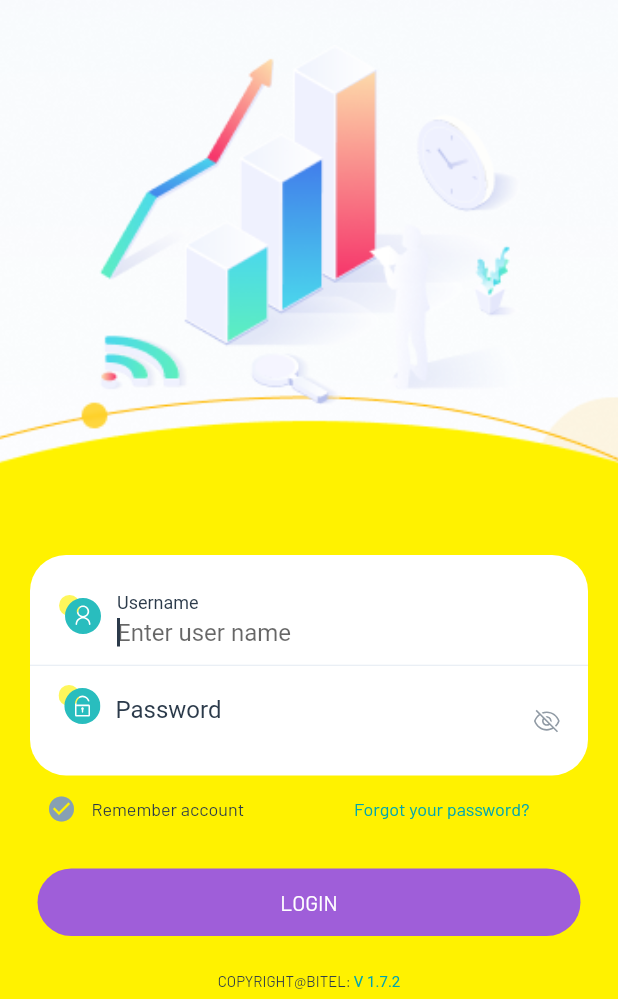
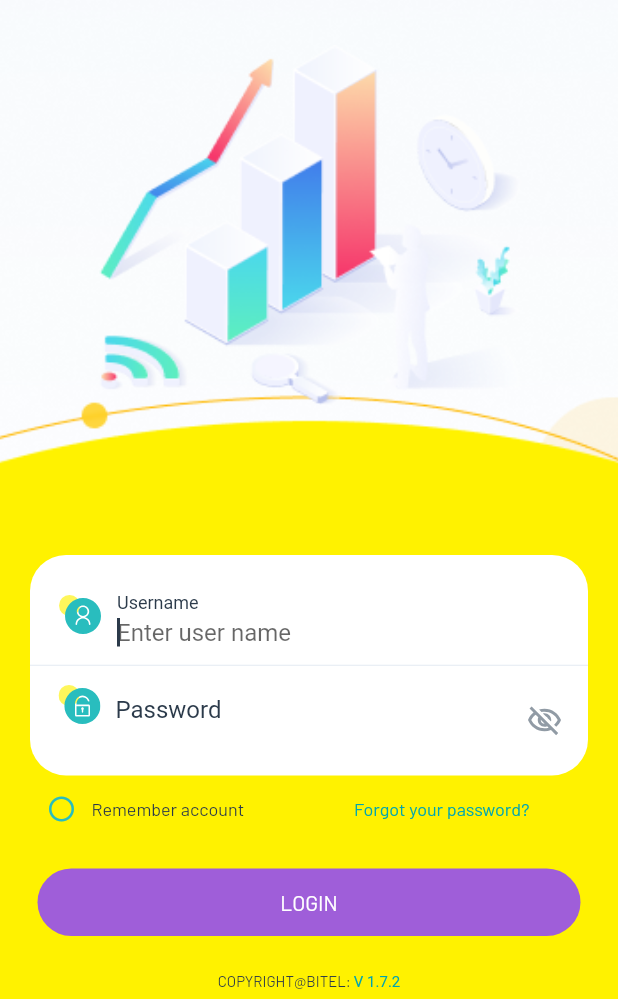
Before and after one commit to nhdduong292/Bitel_develop, a Flutter app: the screen it shows after launch, on a phone screen of 412 x 824 dp, the part 237-1236 px from its top. Run offline on Flutter 3.47's test engine with Material 2 defaults, Android fonts, the phone set to English and light mode, and no system bars; our stand-ins replace dio, dotted_border, dotted_line, dropdown_button2, expandable, firebase_core and 11 more; missing offline and left inert: flutter_launcher_icons, multiselect; accounts and stored records are empty; generated files the repository leaves out were written again.

Commit message:
update login

```diff
--- a/lib/main/ui/login/login_page.dart
+++ b/lib/main/ui/login/login_page.dart
@@ -112,7 +112,7 @@ class LoginPage extends GetWidget {
                         color: AppColors.colorLineDash,
                       ),
                       TextField(
-                        obscureText: true,
+                        obscureText: controller.isShowPass.value,
                         focusNode: controller.focusPass,
                         controller: controller.controllerPass,
                         cursorColor: AppColors.colorText1,
@@ -146,9 +146,15 @@ class LoginPage extends GetWidget {
                           enabledBorder: const UnderlineInputBorder(
                             borderSide: BorderSide(width: 1, color: Colors.transparent),
                           ),
-                          suffixIcon: Padding(
+                          suffixIcon: InkWell(
+                            onTap: () {
+
+                              controller.setShowPass(!controller.isShowPass.value);
+                            },
+                            child: Padding(
                               padding: const EdgeInsets.only(left: 12, right: 18, top: 14),
-                            child: SvgPicture.asset(AppImages.icLoginShowPass),
+                              child: controller.isShowPass.value ? SvgPicture.asset(AppImages.icLoginShowPass) : SvgPicture.asset(AppImages.icLoginOffPass),
+                            ),
                           ),
                           prefixIconConstraints: const BoxConstraints(
                             minWidth: 28,
@@ -164,12 +170,16 @@ class LoginPage extends GetWidget {
                   child: Row(
                     children: [
                       Expanded(
+                          child: InkWell(
+                            onTap: () {
+                              controller.setRememberAccount(!controller.isRememberAccount);
+                            },
                             child: Row(
                               children: [
                                 const SizedBox(
                                   width: 31,
                                 ),
-                              iconChecked(),
+                                controller.isRememberAccount ? iconChecked() : iconUnchecked(),
                                 const SizedBox(
                                   width: 10,
                                 ),
@@ -179,7 +189,9 @@ class LoginPage extends GetWidget {
                                       .copyWith(color: AppColors.colorText1),
                                 )
                               ],
-                          )),
+                            ),
+                          )
+                      ),
                       Expanded(
                           child: Padding(
                             padding: const EdgeInsets.only(left: 30),
--- a/lib/main/utils/common_widgets.dart
+++ b/lib/main/utils/common_widgets.dart
@@ -17,7 +17,7 @@ import '../ui/main/activate_prepaid_pages/activate_prepaid_logic.dart';
 Icon iconUnchecked() {
   return Icon(
     Icons.circle_outlined,
-    color: Color(0xFF87A0B3),
+    color: Color(0xFF29BDBE),
     size: 20,
   );
 }
@@ -25,7 +25,7 @@ Icon iconUnchecked() {
 Icon iconChecked() {
   return Icon(
     Icons.check_circle,
-    color: Color(0xFF87A0B3),
+    color: Color(0xFF29BDBE),
     size: 20,
   );
 }
--- a/lib/res/app_images.dart
+++ b/lib/res/app_images.dart
@@ -76,6 +76,7 @@ class AppImages {
   static const icLoginUser = 'assets/images/ic_login_user.svg';
   static const icLoginPass = 'assets/images/ic_login_pass.svg';
   static const icLoginShowPass = 'assets/images/ic_login_show_pass.svg';
+  static const icLoginOffPass = 'assets/images/ic_login_off_pass.svg';
   static const icSurveyAddress = 'assets/images/ic_survey_address.svg';
   static const icSurveySuccessful = 'assets/images/ic_survey_successful.svg';
   static const icSurveyUnsuccessful =
```
Also changed, not shown: lib/main/ui/login/login_logic.dart (+26 -4 lines), lib/main/utils/shared_preference.dart (+40 -8 lines), assets/images/ic_login_off_pass.svg (added), assets/images/ic_login_show_pass.svg. Lines whose indentation alone changed are shown as unchanged.
